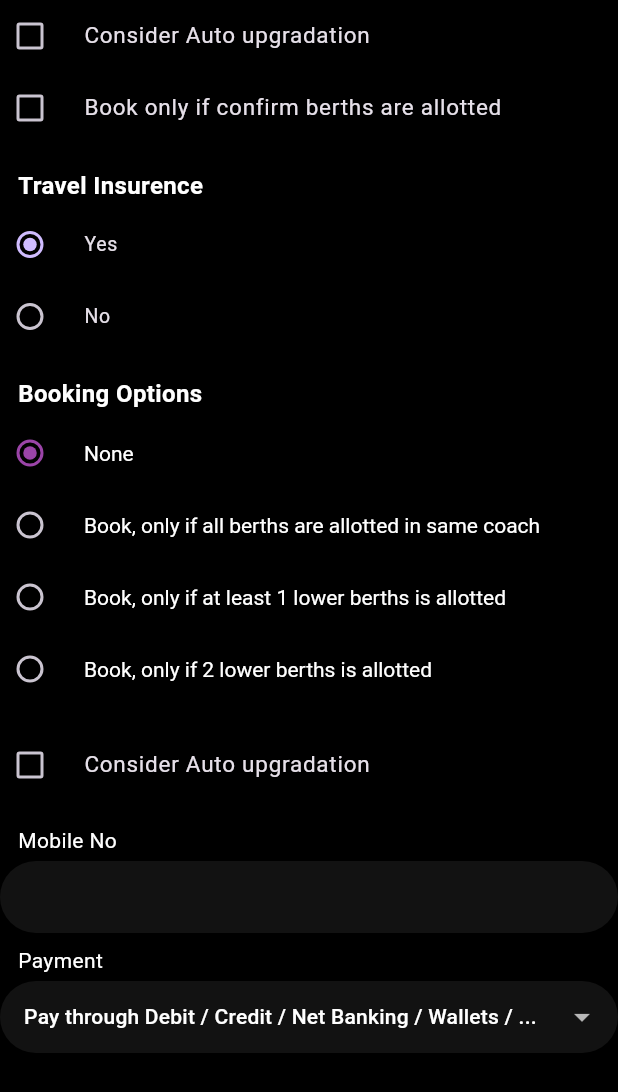
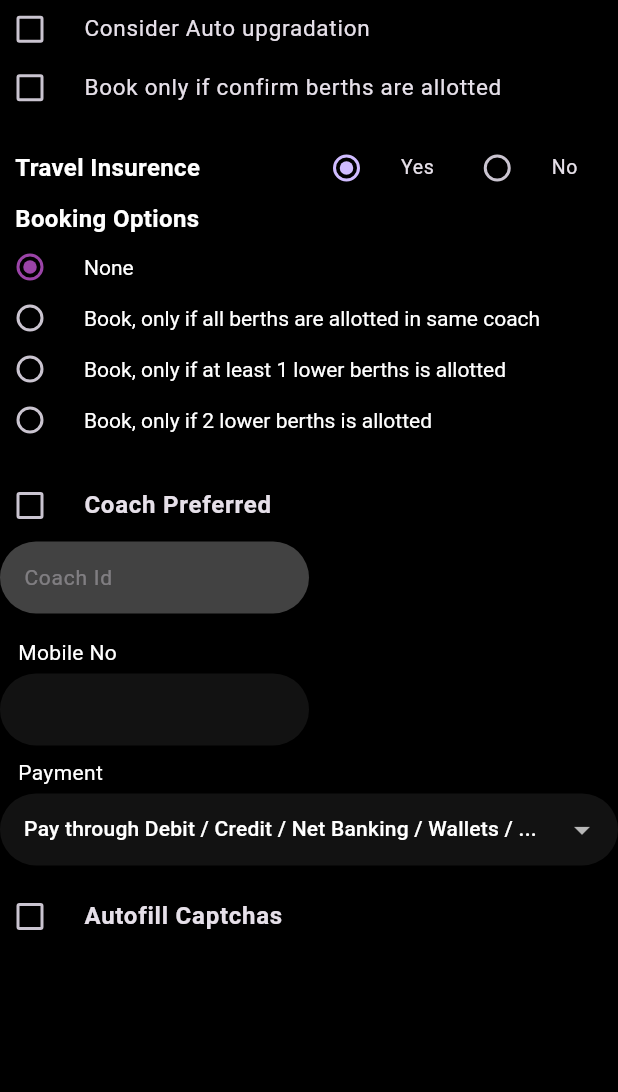
Before and after one commit to noobarafat/Rail_Ticketing, a Flutter app: the Miscellaneous widget shown alone on an empty page, opened directly with empty values, on a phone screen of 412 x 824 dp. Shown: the top 1092 px of the screen. Run offline on Flutter 3.47's test engine with Material 3 defaults, Android fonts, the phone set to English and light mode, and no system bars; our stand-ins replace cloud_firestore, firebase_core, get; accounts and stored records are empty.

Commit message:
final update

```diff
--- a/lib/views/widgets/custom_fields/miscellaneous.dart
+++ b/lib/views/widgets/custom_fields/miscellaneous.dart
@@ -17,6 +17,7 @@ class Miscellaneous extends StatelessWidget {
           crossAxisAlignment: CrossAxisAlignment.start,
           children: [
             CheckboxListTile.adaptive(
+              visualDensity: VisualDensity(vertical: -4),
               dense: true,
               controlAffinity: ListTileControlAffinity.leading,
               contentPadding: EdgeInsets.all(0),
@@ -30,6 +31,7 @@ class Miscellaneous extends StatelessWidget {
               ),
             ),
             CheckboxListTile.adaptive(
+              visualDensity: VisualDensity(vertical: -4),
               controlAffinity: ListTileControlAffinity.leading,
               contentPadding: EdgeInsets.all(0),
               dense: true,
@@ -44,16 +46,25 @@ class Miscellaneous extends StatelessWidget {
             ),
             const SizedBox(height: 16),
             Padding(
-              padding: const EdgeInsets.only(left: 12, bottom: 4),
+              padding: const EdgeInsets.only(left: 10, bottom: 4),
+              child: Row(
+                children: [
+                  Expanded(
+                    flex: 2,
                     child: Text(
                       "Travel Insurence",
-                style: TextStyle(fontSize: 16, fontWeight: FontWeight.bold),
+                      style: TextStyle(
+                        fontSize: 16,
+                        fontWeight: FontWeight.bold,
                       ),
                     ),
-            const SizedBox(width: 10),
+                  ),
                   ...List.generate(
                     2,
-              (index) => RadioListTile(
+                    (index) => Expanded(
+                      flex: 1,
+                      child: RadioListTile(
+                        visualDensity: VisualDensity(vertical: -4),
                         dense: true,
                         contentPadding: EdgeInsets.all(0),
                         value: index,
@@ -64,9 +75,14 @@ class Miscellaneous extends StatelessWidget {
                         title: index == 0 ? Text("Yes") : Text("No"),
                       ),
                     ),
-            const SizedBox(height: 16),
+                  ),
+                ],
+              ),
+            ),
+            const SizedBox(width: 16),
+
             Padding(
-              padding: const EdgeInsets.only(left: 12, bottom: 4),
+              padding: const EdgeInsets.only(left: 10, bottom: 4),
               child: Text(
                 "Booking Options",
                 style: TextStyle(fontSize: 16, fontWeight: FontWeight.bold),
@@ -83,13 +99,35 @@ class Miscellaneous extends StatelessWidget {
                 controller.toggleIsCoacPrferred();
               },
               title: Text(
-                "Consider Auto upgradation",
-                style: TextStyle(fontSize: 15),
+                "Coach Preferred",
+                style: TextStyle(fontSize: 16, fontWeight: FontWeight.w600),
               ),
+            ),
+            Row(
+              children: [
+                Expanded(
+                  child: TextFormField(
+                    decoration: InputDecoration(
+                      hintText: "Coach Id",
+                      enabled: controller.isCoachPreferred,
+                      fillColor:
+                          !controller.isCoachPreferred
+                              ? Colors.grey.shade800
+                              : null,
+                    ),
+                  ),
+                ),
+                Expanded(child: Text("")),
+              ],
             ),
             const SizedBox(height: 16),
             _buildTitle("Mobile No"),
-            TextFormField(),
+            Row(
+              children: [
+                Expanded(child: TextFormField()),
+                Expanded(child: Text("")),
+              ],
+            ),
             const SizedBox(height: 8),
             _buildTitle("Payment"),
             DropdownButtonFormField<String>(
@@ -110,6 +148,20 @@ class Miscellaneous extends StatelessWidget {
                 }
               },
             ),
+            const SizedBox(height: 10),
+            CheckboxListTile.adaptive(
+              dense: true,
+              controlAffinity: ListTileControlAffinity.leading,
+              contentPadding: EdgeInsets.all(0),
+              value: controller.isAutoFilCapcha,
+              onChanged: (val) {
+                controller.toggleAutoFillCap();
+              },
+              title: Text(
+                "Autofill Captchas",
+                style: TextStyle(fontSize: 16, fontWeight: FontWeight.bold),
+              ),
+            ),
           ],
         );
       },
--- a/lib/views/widgets/custom_radio.dart
+++ b/lib/views/widgets/custom_radio.dart
@@ -14,12 +14,11 @@ class CustomRadioCheckBoxes extends StatelessWidget {
       builder: (_) {
         return Column(
           children: List.generate(controller.bookingOptions.length, (index) {
-            return Transform.scale(
-              scale: 1,
-              child: RadioListTile(
+            return RadioListTile(
               activeColor: ColorPallet.gradientColor1,
               dense: true,
-                contentPadding: EdgeInsets.all(0),
+              contentPadding: EdgeInsets.zero,
+              visualDensity: VisualDensity(horizontal: 0, vertical: -4),
               title: Text(
                 controller.bookingOptions[index],
                 style: Theme.of(context).textTheme.headlineLarge!.copyWith(
@@ -32,7 +31,6 @@ class CustomRadioCheckBoxes extends StatelessWidget {
               onChanged: (index) {
                 controller.chooseIndex(index);
               },
-              ),
             );
           }),
         );
```
Lines whose indentation alone changed are shown as unchanged.
